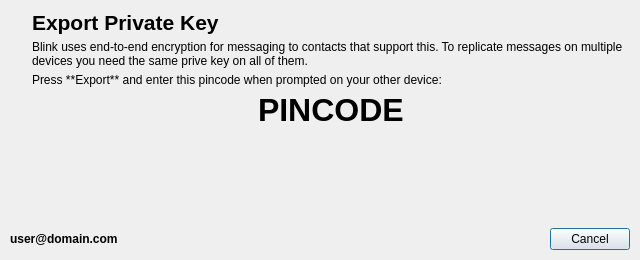
Before: the Qt Designer form resources/export_private_key_dialog.ui in AGProjects/blink-qt, drawn with Qt 5.
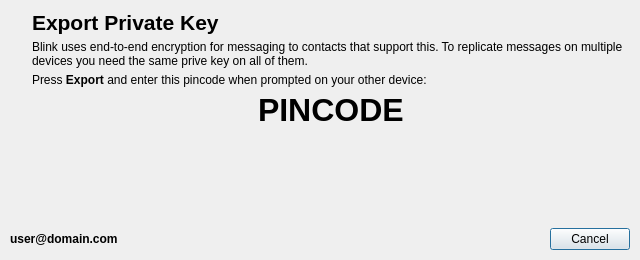
After: the same form once the commit is applied. Icons and pictures are not drawn.

Commit message: Fixed bold text in export dialog

The edit to the form file:
```diff
--- a/resources/export_private_key_dialog.ui
+++ b/resources/export_private_key_dialog.ui
@@ -103,7 +103,7 @@
         </font>
        </property>
        <property name="text">
-        <string>Press **Export** and enter this pincode when prompted on your other device:</string>
+        <string>&lt;html&gt;&lt;head/&gt;&lt;body&gt;&lt;p&gt;Press &lt;span style=&quot; font-weight:600;&quot;&gt;Export&lt;/span&gt; and enter this pincode when prompted on your other device:&lt;/p&gt;&lt;/body&gt;&lt;/html&gt;</string>
        </property>
       </widget>
      </item>
```
